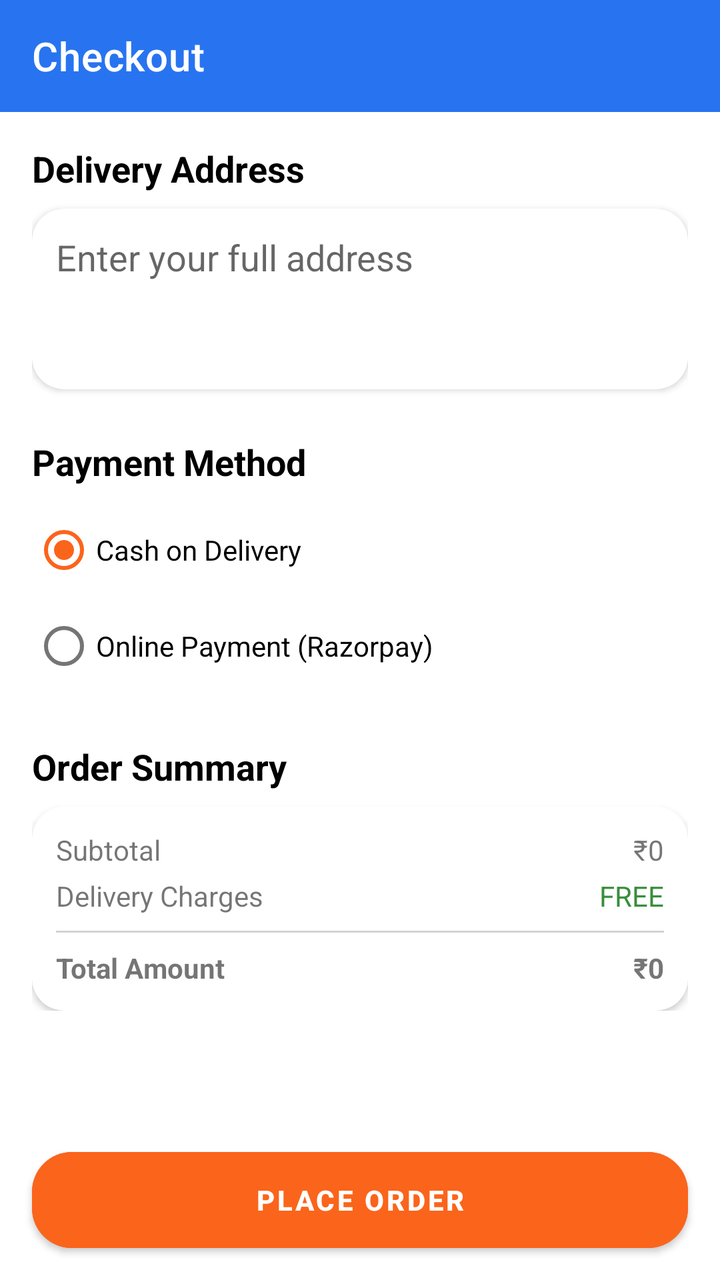
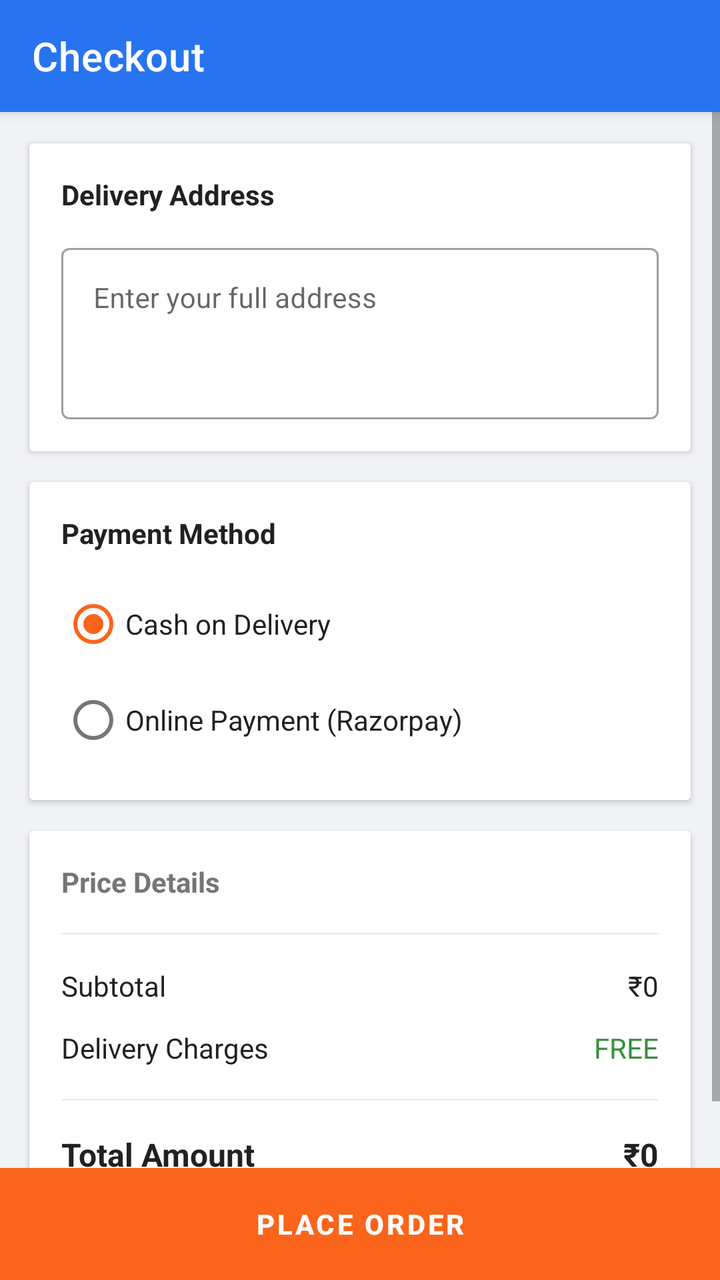

Two renders of the same Android screen: before a commit and after it. Below are the layout's source before the change and the commit's diff.
<!-- AndroidManifest.xml: application theme Theme.SKRozaanaBazaar -->
<!-- res/layout/activity_checkout.xml -->
<?xml version="1.0" encoding="utf-8"?>
<LinearLayout xmlns:android="http://schemas.android.com/apk/res/android"
    xmlns:app="http://schemas.android.com/apk/res-auto"
    android:layout_width="match_parent"
    android:layout_height="match_parent"
    android:orientation="vertical">

    <androidx.appcompat.widget.Toolbar
        android:id="@+id/toolbar"
        android:layout_width="match_parent"
        android:layout_height="?attr/actionBarSize"
        android:background="#2874F0"
        app:title="Checkout"
        app:titleTextColor="#FFFFFF" />

    <ScrollView
        android:layout_width="match_parent"
        android:layout_height="0dp"
        android:layout_weight="1">

        <LinearLayout
            android:layout_width="match_parent"
            android:layout_height="wrap_content"
            android:orientation="vertical"
            android:padding="16dp">

            
            <TextView
                android:layout_width="wrap_content"
                android:layout_height="wrap_content"
                android:text="Delivery Address"
                android:textColor="#000000"
                android:textSize="18sp"
                android:textStyle="bold" />

            <com.google.android.material.card.MaterialCardView
                android:layout_width="match_parent"
                android:layout_height="wrap_content"
                android:layout_marginTop="8dp"
                app:cardElevation="2dp">

                <EditText
                    android:id="@+id/etAddress"
                    android:layout_width="match_parent"
                    android:layout_height="wrap_content"
                    android:background="@android:color/transparent"
                    android:gravity="top"
                    android:hint="Enter your full address"
                    android:inputType="textMultiLine"
                    android:minLines="3"
                    android:padding="12dp" />
            </com.google.android.material.card.MaterialCardView>

            
            <TextView
                android:layout_width="wrap_content"
                android:layout_height="wrap_content"
                android:layout_marginTop="24dp"
                android:text="Payment Method"
                android:textColor="#000000"
                android:textSize="18sp"
                android:textStyle="bold" />

            <RadioGroup
                android:id="@+id/rgPayment"
                android:layout_width="match_parent"
                android:layout_height="wrap_content"
                android:layout_marginTop="8dp">

                <RadioButton
                    android:id="@+id/rbCod"
                    android:layout_width="match_parent"
                    android:layout_height="wrap_content"
                    android:checked="true"
                    android:text="Cash on Delivery" />

                <RadioButton
                    android:id="@+id/rbOnline"
                    android:layout_width="match_parent"
                    android:layout_height="wrap_content"
                    android:text="Online Payment (Razorpay)" />
            </RadioGroup>

            
            <TextView
                android:layout_width="wrap_content"
                android:layout_height="wrap_content"
                android:layout_marginTop="24dp"
                android:text="Order Summary"
                android:textColor="#000000"
                android:textSize="18sp"
                android:textStyle="bold" />

            <com.google.android.material.card.MaterialCardView
                android:layout_width="match_parent"
                android:layout_height="wrap_content"
                android:layout_marginTop="8dp"
                app:cardElevation="2dp">

                <LinearLayout
                    android:layout_width="match_parent"
                    android:layout_height="wrap_content"
                    android:orientation="vertical"
                    android:padding="12dp">

                    <RelativeLayout
                        android:layout_width="match_parent"
                        android:layout_height="wrap_content">
                        <TextView
                            android:layout_width="wrap_content"
                            android:layout_height="wrap_content"
                            android:text="Subtotal" />
                        <TextView
                            android:id="@+id/tvSubtotal"
                            android:layout_width="wrap_content"
                            android:layout_height="wrap_content"
                            android:layout_alignParentEnd="true"
                            android:text="₹0" />
                    </RelativeLayout>

                    <RelativeLayout
                        android:layout_width="match_parent"
                        android:layout_height="wrap_content"
                        android:layout_marginTop="4dp">
                        <TextView
                            android:layout_width="wrap_content"
                            android:layout_height="wrap_content"
                            android:text="Delivery Charges" />
                        <TextView
                            android:id="@+id/tvDelivery"
                            android:layout_width="wrap_content"
                            android:layout_height="wrap_content"
                            android:layout_alignParentEnd="true"
                            android:text="FREE"
                            android:textColor="#388E3C" />
                    </RelativeLayout>

                    <View
                        android:layout_width="match_parent"
                        android:layout_height="1dp"
                        android:layout_marginTop="8dp"
                        android:layout_marginBottom="8dp"
                        android:background="#D3D3D3" />

                    <RelativeLayout
                        android:layout_width="match_parent"
                        android:layout_height="wrap_content">
                        <TextView
                            android:layout_width="wrap_content"
                            android:layout_height="wrap_content"
                            android:text="Total Amount"
                            android:textStyle="bold" />
                        <TextView
                            android:id="@+id/tvTotal"
                            android:layout_width="wrap_content"
                            android:layout_height="wrap_content"
                            android:layout_alignParentEnd="true"
                            android:text="₹0"
                            android:textStyle="bold" />
                    </RelativeLayout>
                </LinearLayout>
            </com.google.android.material.card.MaterialCardView>
        </LinearLayout>
    </ScrollView>

    <Button
        android:id="@+id/btnPlaceOrder"
        android:layout_width="match_parent"
        android:layout_height="wrap_content"
        android:layout_margin="16dp"
        android:backgroundTint="#FB641B"
        android:padding="12dp"
        android:text="PLACE ORDER"
        android:textColor="#FFFFFF"
        android:textStyle="bold" />

</LinearLayout>
<!-- resources referenced by this layout -->
<resources>
  <style name="Theme.SKRozaanaBazaar" parent="Theme.MaterialComponents.DayNight.NoActionBar">
          
          <item name="colorPrimary">@color/colorPrimary</item>
          <item name="colorPrimaryVariant">@color/colorPrimary</item>
          <item name="colorOnPrimary">@color/white</item>
          
          <item name="colorSecondary">@color/colorSecondary</item>
          <item name="colorSecondaryVariant">@color/colorSecondary</item>
          <item name="colorOnSecondary">@color/white</item>
          
          <item name="android:statusBarColor" tools:targetApi="l">?attr/colorPrimary</item>
  
          
          <item name="materialButtonStyle">@style/Widget.App.Button</item>
          <item name="materialCardViewStyle">@style/Widget.App.Card</item>
      </style>
  <color name="colorPrimary">#007BFF</color>
  <color name="white">#FFFFFFFF</color>
  <color name="colorSecondary">#FB641B</color>
  <style name="Widget.App.Button" parent="Widget.MaterialComponents.Button">
          <item name="shapeAppearanceOverlay">@style/ShapeAppearance.App.Rounded</item>
          <item name="android:insetTop">0dp</item>
          <item name="android:insetBottom">0dp</item>
          <item name="android:textAllCaps">false</item>
      </style>
  <style name="Widget.App.Card" parent="Widget.MaterialComponents.CardView">
          <item name="shapeAppearanceOverlay">@style/ShapeAppearance.App.Rounded.Large</item>
          <item name="cardElevation">2dp</item>
      </style>
  <style name="ShapeAppearance.App.Rounded" parent="ShapeAppearance.MaterialComponents.SmallComponent">
          <item name="cornerFamily">rounded</item>
          <item name="cornerSize">20dp</item>
      </style>
  <style name="ShapeAppearance.App.Rounded.Large" parent="ShapeAppearance.MaterialComponents.MediumComponent">
          <item name="cornerFamily">rounded</item>
          <item name="cornerSize">16dp</item>
      </style>
</resources>

<!-- the commit's change to res/layout/activity_checkout.xml (unified diff, before → after) -->
@@ -3,15 +3,22 @@
     xmlns:app="http://schemas.android.com/apk/res-auto"
     android:layout_width="match_parent"
     android:layout_height="match_parent"
+    android:background="@color/colorBackground"
     android:orientation="vertical">
 
-    <androidx.appcompat.widget.Toolbar
-        android:id="@+id/toolbar"
+    <com.google.android.material.appbar.AppBarLayout
         android:layout_width="match_parent"
-        android:layout_height="?attr/actionBarSize"
-        android:background="#2874F0"
-        app:title="Checkout"
-        app:titleTextColor="#FFFFFF" />
+        android:layout_height="wrap_content"
+        android:elevation="4dp">
+
+        <androidx.appcompat.widget.Toolbar
+            android:id="@+id/toolbar"
+            android:layout_width="match_parent"
+            android:layout_height="?attr/actionBarSize"
+            android:background="@color/colorPrimary"
+            app:title="Checkout"
+            app:titleTextColor="@color/white" />
+    </com.google.android.material.appbar.AppBarLayout>
 
     <ScrollView
         android:layout_width="match_parent"
@@ -22,156 +29,219 @@
             android:layout_width="match_parent"
             android:layout_height="wrap_content"
             android:orientation="vertical"
-            android:padding="16dp">
+            android:padding="12dp">
 
             
-            <TextView
-                android:layout_width="wrap_content"
+            <com.google.android.material.card.MaterialCardView
+                android:layout_width="match_parent"
                 android:layout_height="wrap_content"
-                android:text="Delivery Address"
-                android:textColor="#000000"
-                android:textSize="18sp"
-                android:textStyle="bold" />
-
+                app:cardCornerRadius="2dp"
+                app:cardElevation="2dp"
+                app:cardUseCompatPadding="true">
+
+                <LinearLayout
+                    android:layout_width="match_parent"
+                    android:layout_height="wrap_content"
+                    android:orientation="vertical"
+                    android:padding="16dp">
+
+                    <TextView
+                        android:layout_width="wrap_content"
+                        android:layout_height="wrap_content"
+                        android:layout_marginBottom="12dp"
+                        android:text="Delivery Address"
+                        android:textColor="@color/text_primary"
+                        android:textSize="14sp"
+                        android:textStyle="bold" />
+
+                    <com.google.android.material.textfield.TextInputLayout
+                        style="@style/Widget.MaterialComponents.TextInputLayout.OutlinedBox"
+                        android:layout_width="match_parent"
+                        android:layout_height="wrap_content">
+
+                        <com.google.android.material.textfield.TextInputEditText
+                            android:id="@+id/etAddress"
+                            android:layout_width="match_parent"
+                            android:layout_height="wrap_content"
+                            android:gravity="top"
+                            android:hint="Enter your full address"
+                            android:inputType="textMultiLine"
+                            android:minLines="3"
+                            android:textSize="14sp" />
+                    </com.google.android.material.textfield.TextInputLayout>
+                </LinearLayout>
+            </com.google.android.material.card.MaterialCardView>
+
+            
             <com.google.android.material.card.MaterialCardView
                 android:layout_width="match_parent"
                 android:layout_height="wrap_content"
                 android:layout_marginTop="8dp"
-                app:cardElevation="2dp">
-
-                <EditText
-                    android:id="@+id/etAddress"
+                app:cardCornerRadius="2dp"
+                app:cardElevation="2dp"
+                app:cardUseCompatPadding="true">
+
+                <LinearLayout
                     android:layout_width="match_parent"
                     android:layout_height="wrap_content"
-                    android:background="@android:color/transparent"
-                    android:gravity="top"
-                    android:hint="Enter your full address"
-                    android:inputType="textMultiLine"
-                    android:minLines="3"
-                    android:padding="12dp" />
+                    android:orientation="vertical"
+                    android:padding="16dp">
+
+                    <TextView
+                        android:layout_width="wrap_content"
+                        android:layout_height="wrap_content"
+                        android:layout_marginBottom="12dp"
+                        android:text="Payment Method"
+                        android:textColor="@color/text_primary"
+                        android:textSize="14sp"
+                        android:textStyle="bold" />
+
+                    <RadioGroup
+                        android:id="@+id/rgPayment"
+                        android:layout_width="match_parent"
+                        android:layout_height="wrap_content">
+
+                        <RadioButton
+                            android:id="@+id/rbCod"
+                            android:layout_width="match_parent"
+                            android:layout_height="wrap_content"
+                            android:checked="true"
+                            android:text="Cash on Delivery"
+                            android:textColor="@color/text_primary"
+                            android:textSize="14sp" />
+
+                        <RadioButton
+                            android:id="@+id/rbOnline"
+                            android:layout_width="match_parent"
+                            android:layout_height="wrap_content"
+                            android:text="Online Payment (Razorpay)"
+                            android:textColor="@color/text_primary"
+                            android:textSize="14sp" />
+                    </RadioGroup>
+                </LinearLayout>
             </com.google.android.material.card.MaterialCardView>
 
             
-            <TextView
-                android:layout_width="wrap_content"
-                android:layout_height="wrap_content"
-                android:layout_marginTop="24dp"
-                android:text="Payment Method"
-                android:textColor="#000000"
-                android:textSize="18sp"
-                android:textStyle="bold" />
-
-            <RadioGroup
-                android:id="@+id/rgPayment"
-                android:layout_width="match_parent"
-                android:layout_height="wrap_content"
-                android:layout_marginTop="8dp">
-
-                <RadioButton
-                    android:id="@+id/rbCod"
-                    android:layout_width="match_parent"
-                    android:layout_height="wrap_content"
-                    android:checked="true"
-                    android:text="Cash on Delivery" />
-
-                <RadioButton
-                    android:id="@+id/rbOnline"
-                    android:layout_width="match_parent"
-                    android:layout_height="wrap_content"
-                    android:text="Online Payment (Razorpay)" />
-            </RadioGroup>
-
-            
-            <TextView
-                android:layout_width="wrap_content"
-                android:layout_height="wrap_content"
-                android:layout_marginTop="24dp"
-                android:text="Order Summary"
-                android:textColor="#000000"
-                android:textSize="18sp"
-                android:textStyle="bold" />
-
             <com.google.android.material.card.MaterialCardView
                 android:layout_width="match_parent"
                 android:layout_height="wrap_content"
                 android:layout_marginTop="8dp"
-                app:cardElevation="2dp">
+                app:cardCornerRadius="2dp"
+                app:cardElevation="2dp"
+                app:cardUseCompatPadding="true">
 
                 <LinearLayout
                     android:layout_width="match_parent"
                     android:layout_height="wrap_content"
                     android:orientation="vertical"
-                    android:padding="12dp">
-
-                    <RelativeLayout
-                        android:layout_width="match_parent"
-                        android:layout_height="wrap_content">
-                        <TextView
-                            android:layout_width="wrap_content"
-                            android:layout_height="wrap_content"
-                            android:text="Subtotal" />
+                    android:padding="16dp">
+
+                    <TextView
+                        android:layout_width="wrap_content"
+                        android:layout_height="wrap_content"
+                        android:layout_marginBottom="16dp"
+                        android:text="Price Details"
+                        android:textColor="@color/text_secondary"
+                        android:textSize="14sp"
+                        android:textStyle="bold" />
+
+                    <View
+                        android:layout_width="match_parent"
+                        android:layout_height="1dp"
+                        android:layout_marginBottom="16dp"
+                        android:background="@color/colorDivider" />
+
+                    <LinearLayout
+                        android:layout_width="match_parent"
+                        android:layout_height="wrap_content"
+                        android:layout_marginBottom="12dp"
+                        android:orientation="horizontal">
+
+                        <TextView
+                            android:layout_width="0dp"
+                            android:layout_height="wrap_content"
+                            android:layout_weight="1"
+                            android:text="Subtotal"
+                            android:textColor="@color/text_primary"
+                            android:textSize="14sp" />
+
                         <TextView
                             android:id="@+id/tvSubtotal"
                             android:layout_width="wrap_content"
                             android:layout_height="wrap_content"
-                            android:layout_alignParentEnd="true"
-                            android:text="₹0" />
-                    </RelativeLayout>
-
-                    <RelativeLayout
-                        android:layout_width="match_parent"
-                        android:layout_height="wrap_content"
-                        android:layout_marginTop="4dp">
-                        <TextView
-                            android:layout_width="wrap_content"
-                            android:layout_height="wrap_content"
-                            android:text="Delivery Charges" />
+                            android:text="₹0"
+                            android:textColor="@color/text_primary"
+                            android:textSize="14sp" />
+                    </LinearLayout>
+
+                    <LinearLayout
+                        android:layout_width="match_parent"
+                        android:layout_height="wrap_content"
+                        android:layout_marginBottom="16dp"
+                        android:orientation="horizontal">
+
+                        <TextView
+                            android:layout_width="0dp"
+                            android:layout_height="wrap_content"
+                            android:layout_weight="1"
+                            android:text="Delivery Charges"
+                            android:textColor="@color/text_primary"
+                            android:textSize="14sp" />
+
                         <TextView
                             android:id="@+id/tvDelivery"
                             android:layout_width="wrap_content"
                             android:layout_height="wrap_content"
-                            android:layout_alignParentEnd="true"
                             android:text="FREE"
-                            android:textColor="#388E3C" />
-                    </RelativeLayout>
+                            android:textColor="@color/colorSuccess"
+                            android:textSize="14sp" />
+                    </LinearLayout>
 
                     <View
                         android:layout_width="match_parent"
                         android:layout_height="1dp"
-                        android:layout_marginTop="8dp"
-                        android:layout_marginBottom="8dp"
-                        android:background="#D3D3D3" />
-
-                    <RelativeLayout
-                        android:layout_width="match_parent"
-                        android:layout_height="wrap_content">
-                        <TextView
-                            android:layout_width="wrap_content"
-                            android:layout_height="wrap_content"
+                        android:layout_marginBottom="16dp"
+                        android:background="@color/colorDivider" />
+
+                    <LinearLayout
+                        android:layout_width="match_parent"
+                        android:layout_height="wrap_content"
+                        android:orientation="horizontal">
+
+                        <TextView
+                            android:layout_width="0dp"
+                            android:layout_height="wrap_content"
+                            android:layout_weight="1"
                             android:text="Total Amount"
+                            android:textColor="@color/text_primary"
+                            android:textSize="16sp"
                             android:textStyle="bold" />
+
                         <TextView
                             android:id="@+id/tvTotal"
                             android:layout_width="wrap_content"
                             android:layout_height="wrap_content"
-                            android:layout_alignParentEnd="true"
                             android:text="₹0"
+                            android:textColor="@color/text_primary"
+                            android:textSize="16sp"
                             android:textStyle="bold" />
-                    </RelativeLayout>
+                    </LinearLayout>
                 </LinearLayout>
             </com.google.android.material.card.MaterialCardView>
+
         </LinearLayout>
     </ScrollView>
 
     <Button
         android:id="@+id/btnPlaceOrder"
         android:layout_width="match_parent"
-        android:layout_height="wrap_content"
-        android:layout_margin="16dp"
-        android:backgroundTint="#FB641B"
-        android:padding="12dp"
+        android:layout_height="56dp"
+        android:backgroundTint="@color/colorSecondary"
+        android:insetTop="0dp"
+        android:insetBottom="0dp"
         android:text="PLACE ORDER"
-        android:textColor="#FFFFFF"
-        android:textStyle="bold" />
+        android:textColor="@color/white"
+        android:textStyle="bold"
+        app:cornerRadius="0dp" />
 
 </LinearLayout>
<!-- resource entries referenced after the edit -->
@@ -1,5 +1,7 @@
 <!-- resources referenced by this layout -->
 <resources>
+  <color name="colorBackground">#F1F3F6</color>
+  <color name="colorDivider">#EEEEEE</color>
   <style name="Theme.SKRozaanaBazaar" parent="Theme.MaterialComponents.DayNight.NoActionBar">
           
           <item name="colorPrimary">@color/colorPrimary</item>
@@ -16,9 +18,12 @@
           <item name="materialButtonStyle">@style/Widget.App.Button</item>
           <item name="materialCardViewStyle">@style/Widget.App.Card</item>
       </style>
-  <color name="colorPrimary">#007BFF</color>
+  <color name="colorPrimary">#2874F0</color>
   <color name="white">#FFFFFFFF</color>
   <color name="colorSecondary">#FB641B</color>
+  <color name="colorSuccess">#388E3C</color>
+  <color name="text_primary">#212121</color>
+  <color name="text_secondary">#757575</color>
   <style name="Widget.App.Button" parent="Widget.MaterialComponents.Button">
           <item name="shapeAppearanceOverlay">@style/ShapeAppearance.App.Rounded</item>
           <item name="android:insetTop">0dp</item>
@@ -27,15 +32,16 @@
       </style>
   <style name="Widget.App.Card" parent="Widget.MaterialComponents.CardView">
           <item name="shapeAppearanceOverlay">@style/ShapeAppearance.App.Rounded.Large</item>
-          <item name="cardElevation">2dp</item>
+          <item name="cardElevation">1dp</item>
+          <item name="android:layout_margin">4dp</item>
       </style>
   <style name="ShapeAppearance.App.Rounded" parent="ShapeAppearance.MaterialComponents.SmallComponent">
           <item name="cornerFamily">rounded</item>
-          <item name="cornerSize">20dp</item>
+          <item name="cornerSize">4dp</item>
       </style>
   <style name="ShapeAppearance.App.Rounded.Large" parent="ShapeAppearance.MaterialComponents.MediumComponent">
           <item name="cornerFamily">rounded</item>
-          <item name="cornerSize">16dp</item>
+          <item name="cornerSize">8dp</item>
       </style>
 </resources>
 
